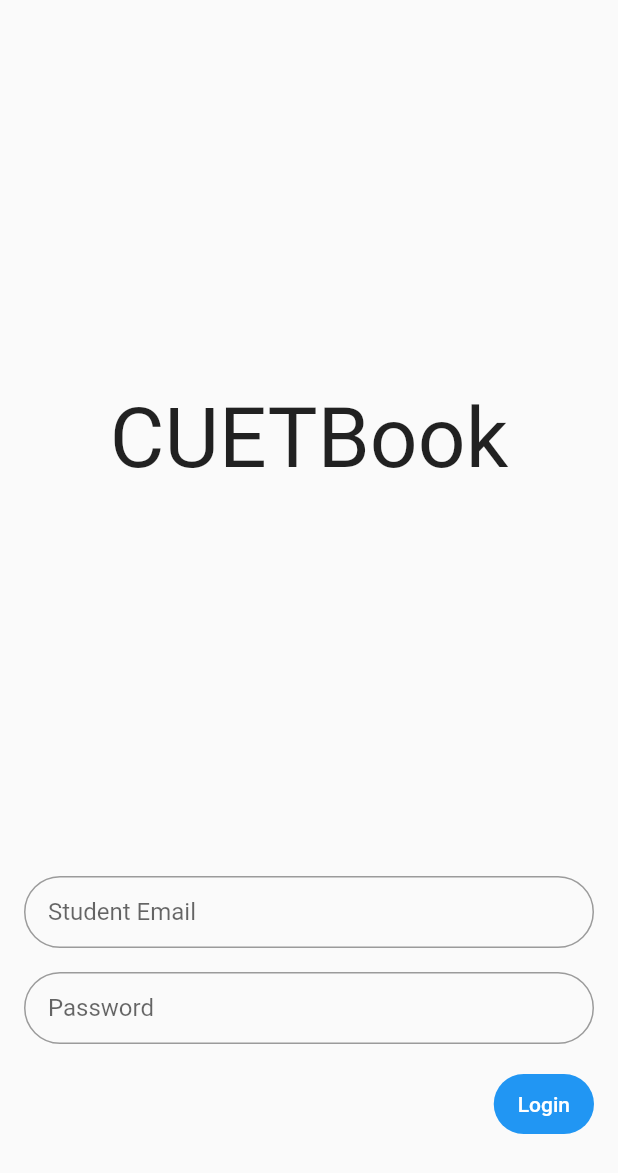
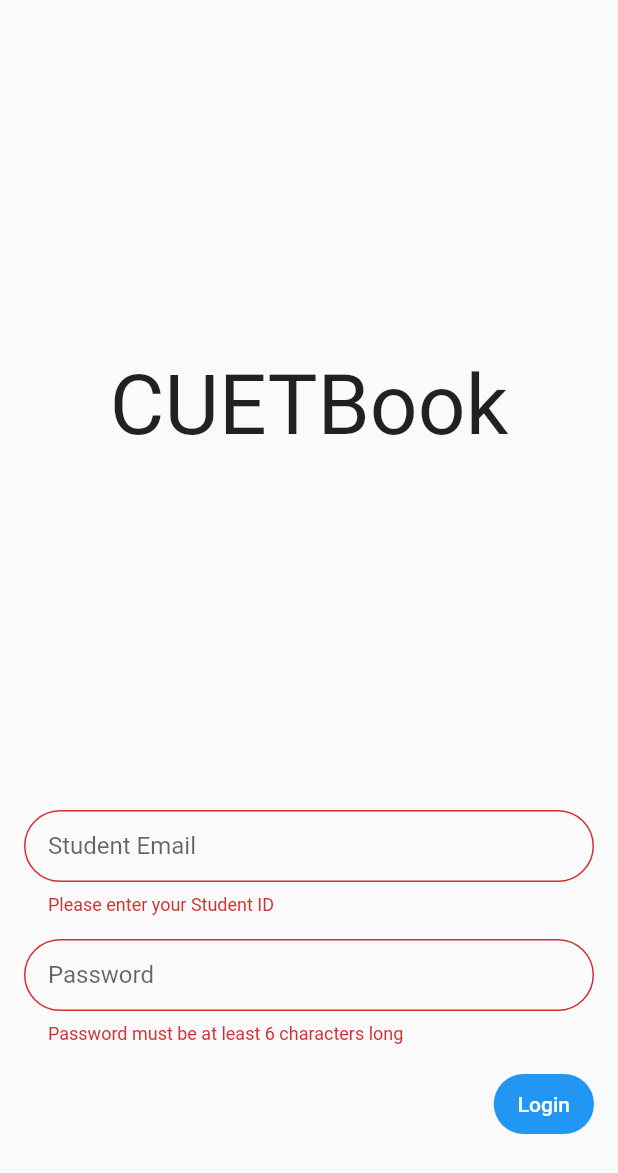
Before and after one commit to cuet-dev-corpse/cuet_book, a Flutter app: the screen it shows after launch, after a tap on "Login", on a phone screen of 412 x 824 dp. Shown: the top 1173 px of the screen. Run offline on Flutter 3.47's test engine with Material 2 defaults, Android fonts, the phone set to English and light mode, and no system bars.

Commit message:
Add form validator Student ID must be a 7 digit number Password must be at least 6 digits long

```diff
--- a/lib/screens/login_screen.dart
+++ b/lib/screens/login_screen.dart
@@ -8,6 +8,8 @@ class LoginScreen extends StatefulWidget {
 }
 
 class _LoginScreenState extends State<LoginScreen> {
+  final formKey = GlobalKey<FormState>();
+
   @override
   Widget build(BuildContext context) {
     return Padding(
@@ -24,6 +26,7 @@ class _LoginScreenState extends State<LoginScreen> {
           ),
           Expanded(child: Container()),
           Form(
+            key: formKey,
             child: Column(
               children: [
                 emailField(),
@@ -33,7 +36,11 @@ class _LoginScreenState extends State<LoginScreen> {
             ),
           ),
           const SizedBox(height: 16),
-          FilledButton(onPressed: () {}, child: const Text("Login")),
+          FilledButton(
+              onPressed: () {
+                formKey.currentState?.validate();
+              },
+              child: const Text("Login")),
           const SizedBox(height: 64),
         ],
       ),
@@ -52,7 +59,17 @@ class _LoginScreenState extends State<LoginScreen> {
           suffix: Text("@student.cuet.ac.bd"),
         ),
         keyboardType: TextInputType.number,
-    );
+        validator: (value) {
+          if (value == null || value.isEmpty) {
+            return "Please enter your Student ID";
+          }
+          if (int.tryParse(value) == null) {
+            return "Student ID must contain digits only";
+          }
+          if (value.length != 7) {
+            return "Student ID must be 7 digits long";
+          }
+        });
   }
 
   Widget passwordField() {
@@ -66,6 +83,11 @@ class _LoginScreenState extends State<LoginScreen> {
       ),
       obscureText: true,
       keyboardType: TextInputType.visiblePassword,
+      validator: (value) {
+        if (value == null || value.length < 6) {
+          return "Password must be at least 6 characters long";
+        }
+      },
     );
   }
 }
```
Lines whose indentation alone changed are shown as unchanged.
